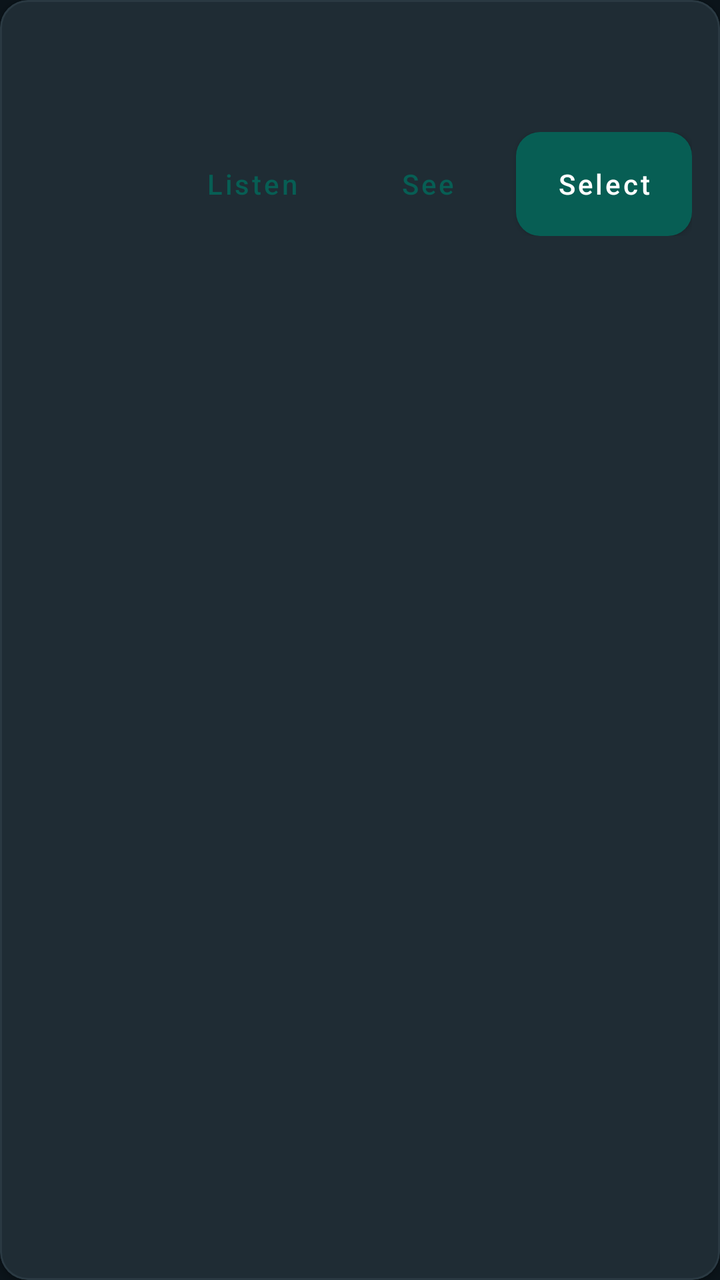
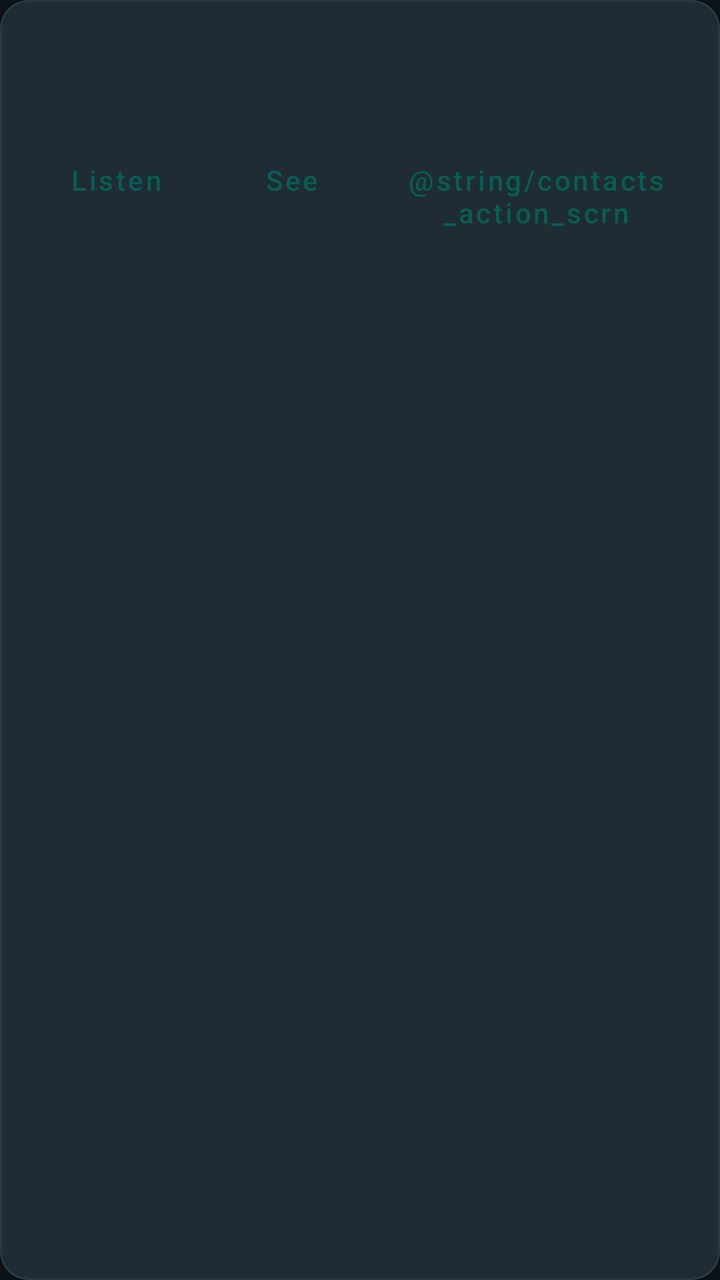

An Android layout rendered at two revisions. The XML below is the earlier revision; the diff shows what the commit changed to produce the second picture.
<!-- AndroidManifest.xml: application theme Theme.Barky -->
<!-- res/layout/item_contact.xml -->
<?xml version="1.0" encoding="utf-8"?>
<com.google.android.material.card.MaterialCardView xmlns:android="http://schemas.android.com/apk/res/android"
    xmlns:app="http://schemas.android.com/apk/res-auto"
    android:layout_width="match_parent"
    android:layout_height="wrap_content"
    android:layout_margin="6dp"
    app:cardBackgroundColor="@color/barky_surface"
    app:cardCornerRadius="14dp"
    app:cardElevation="2dp"
    app:strokeColor="@color/barky_card_stroke"
    app:strokeWidth="1dp">

    <LinearLayout
        android:layout_width="match_parent"
        android:layout_height="wrap_content"
        android:orientation="vertical"
        android:padding="14dp">

        <TextView
            android:id="@+id/contact_name"
            android:layout_width="match_parent"
            android:layout_height="wrap_content"
            android:textColor="@color/barky_on_surface"
            android:textSize="16sp"
            android:textStyle="bold" />

        <TextView
            android:id="@+id/contact_detail"
            android:layout_width="match_parent"
            android:layout_height="wrap_content"
            android:layout_marginTop="4dp"
            android:textColor="@color/barky_on_surface_muted"
            android:textSize="12sp" />

        <LinearLayout
            android:layout_width="match_parent"
            android:layout_height="wrap_content"
            android:layout_marginTop="10dp"
            android:gravity="end"
            android:orientation="horizontal">

            <com.google.android.material.button.MaterialButton
                android:id="@+id/contact_listen"
                style="@style/Widget.MaterialComponents.Button.TextButton"
                android:layout_width="wrap_content"
                android:layout_height="wrap_content"
                android:text="@string/contacts_action_listen"
                android:textAllCaps="false" />

            <com.google.android.material.button.MaterialButton
                android:id="@+id/contact_see"
                style="@style/Widget.MaterialComponents.Button.TextButton"
                android:layout_width="wrap_content"
                android:layout_height="wrap_content"
                android:text="@string/contacts_action_see"
                android:textAllCaps="false" />

            <com.google.android.material.button.MaterialButton
                android:id="@+id/contact_call"
                style="@style/Widget.Barky.Button"
                android:layout_width="wrap_content"
                android:layout_height="wrap_content"
                android:text="@string/contacts_action_call"
                android:textAllCaps="false" />
        </LinearLayout>
    </LinearLayout>
</com.google.android.material.card.MaterialCardView>
<!-- resources referenced by this layout -->
<resources>
  <color name="barky_card_stroke">#2A3942</color>
  <color name="barky_on_surface">#E9EDEF</color>
  <color name="barky_on_surface_muted">#8696A0</color>
  <color name="barky_surface">#1F2C34</color>
  <string name="contacts_action_call">Select</string>
  <string name="contacts_action_listen">Listen</string>
  <string name="contacts_action_see">See</string>
  <style name="Widget.Barky.Button" parent="Widget.MaterialComponents.Button">
          <item name="android:minHeight">52dp</item>
          <item name="android:insetTop">0dp</item>
          <item name="android:insetBottom">0dp</item>
          <item name="cornerRadius">12dp</item>
          <item name="backgroundTint">@color/barky_primary</item>
          <item name="android:textColor">@color/barky_on_primary</item>
          <item name="android:textAllCaps">false</item>
      </style>
  <style name="Theme.Barky" parent="Theme.MaterialComponents.DayNight.NoActionBar">
          <item name="colorPrimary">@color/barky_primary</item>
          <item name="colorPrimaryVariant">@color/barky_primary_dark</item>
          <item name="colorSecondary">@color/barky_secondary</item>
          <item name="colorOnPrimary">@color/barky_on_primary</item>
          <item name="colorOnSecondary">@color/barky_on_primary</item>
          <item name="android:colorBackground">@color/barky_background</item>
          <item name="colorSurface">@color/barky_surface</item>
          <item name="colorOnSurface">@color/barky_on_surface</item>
          <item name="android:statusBarColor">@color/barky_primary_dark</item>
          <item name="android:navigationBarColor">@color/barky_surface</item>
          <item name="android:windowLightStatusBar">false</item>
          <item name="android:windowBackground">@color/barky_background</item>
          <item name="materialButtonStyle">@style/Widget.Barky.Button</item>
      </style>
  <color name="barky_primary">#075E54</color>
  <color name="barky_on_primary">#FFFFFF</color>
  <color name="barky_primary_dark">#064C44</color>
  <color name="barky_secondary">#25D366</color>
  <color name="barky_background">#0B141A</color>
</resources>

<!-- the commit's change to res/layout/item_contact.xml (unified diff, before → after) -->
@@ -56,6 +56,14 @@
                 android:textAllCaps="false" />
 
             <com.google.android.material.button.MaterialButton
+                android:id="@+id/contact_scrn"
+                style="@style/Widget.MaterialComponents.Button.TextButton"
+                android:layout_width="wrap_content"
+                android:layout_height="wrap_content"
+                android:text="@string/contacts_action_scrn"
+                android:textAllCaps="false" />
+
+            <com.google.android.material.button.MaterialButton
                 android:id="@+id/contact_call"
                 style="@style/Widget.Barky.Button"
                 android:layout_width="wrap_content"
